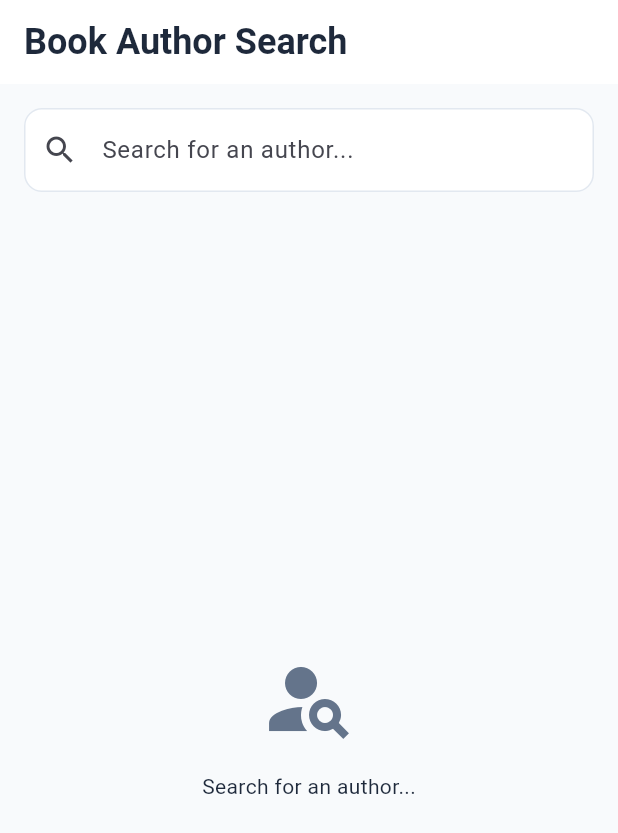
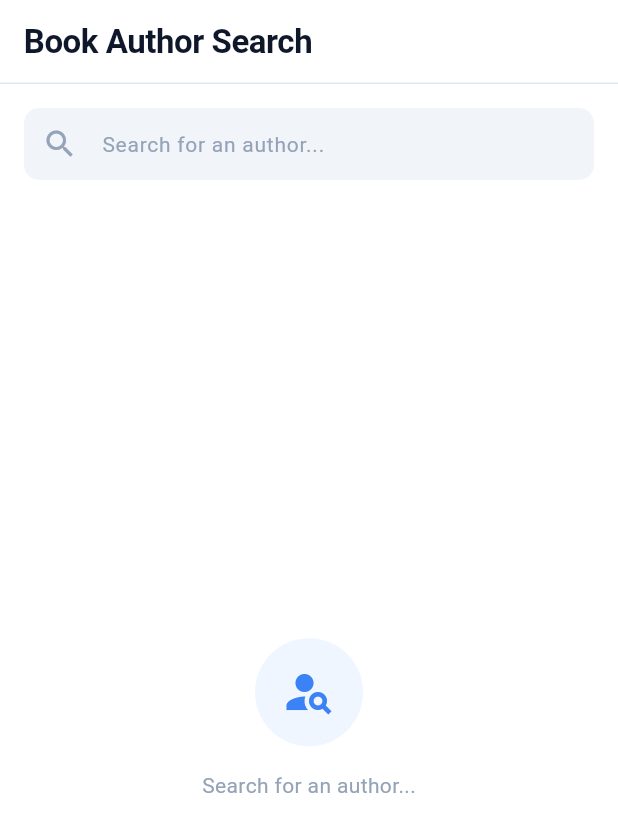
Before and after one commit to mrRambi/realview_code_exercise, a Flutter app: the screen it shows after launch, on a phone screen of 412 x 824 dp. Shown: the top 833 px of the screen. Run offline on Flutter 3.47's test engine with Material 3 defaults, Android fonts, the phone set to English and light mode, and no system bars; our stand-ins replace cached_network_image, dio, flutter_riverpod, fpdart, freezed_annotation, retrofit and 1 more; generated files the repository leaves out were written again.

Commit message:
feat: Update color palette and typography for improved UI consistency

```diff
--- a/lib/core/theme/app_colors.dart
+++ b/lib/core/theme/app_colors.dart
@@ -1,19 +1,28 @@
 import 'package:flutter/material.dart';
 
 /// Application color palette.
+/// Ratio: ~70% white/surface, ~20% neutral grey, ~10% blue accents.
 abstract final class AppColors {
   AppColors._();
 
-  static const Color primary = Color(0xFF2563EB);
-  static const Color primaryLight = Color(0xFFEFF6FF);
-  static const Color secondary = Color(0xFF3B82F6);
+  // --- Blue accent (10% of UI surface) ---
+  static const Color primary = Color(0xFF1D4ED8);       // deep blue – CTAs, focused borders
+  static const Color primaryLight = Color(0xFFEFF6FF);  // very light blue – avatar bg, chips
+  static const Color primaryMid = Color(0xFF3B82F6);    // medium blue – icons, links
 
-  static const Color backgroundLight = Color(0xFFF8FAFC);
-  static const Color surface = Color(0xFFFFFFFF);
+  // --- Neutral / white (90% of UI surface) ---
+  static const Color background = Color(0xFFFFFFFF);    // pure white – scaffold bg
+  static const Color surface = Color(0xFFFFFFFF);       // pure white – cards, modals
+  static const Color surfaceVariant = Color(0xFFF1F5F9); // very light grey – search bar fill
 
-  static const Color textDark = Color(0xFF1E293B);
-  static const Color textMuted = Color(0xFF64748B);
+  // --- Text ---
+  static const Color textDark = Color(0xFF0F172A);      // near-black – headlines
+  static const Color textBody = Color(0xFF334155);      // dark slate – body text
+  static const Color textMuted = Color(0xFF94A3B8);     // cool grey – meta, placeholders
 
-  static const Color divider = Color(0xFFE2E8F0);
-  static const Color error = Color(0xFFEF4444);
+  // --- Borders & dividers ---
+  static const Color divider = Color(0xFFE2E8F0);       // light grey – card borders, dividers
+
+  // --- Feedback ---
+  static const Color error = Color(0xFFDC2626);
 }
--- a/lib/core/theme/app_theme.dart
+++ b/lib/core/theme/app_theme.dart
@@ -10,30 +10,74 @@ abstract final class AppTheme {
     useMaterial3: true,
     colorScheme: ColorScheme.fromSeed(
       seedColor: AppColors.primary,
+      brightness: Brightness.light,
       surface: AppColors.surface,
     ),
-    scaffoldBackgroundColor: AppColors.backgroundLight,
-    appBarTheme: const AppBarTheme(
+    scaffoldBackgroundColor: AppColors.background,
+
+    // AppBar – pure white, hairline bottom border, no elevation shadow
+    appBarTheme: AppBarTheme(
       backgroundColor: AppColors.surface,
       foregroundColor: AppColors.textDark,
       elevation: 0,
+      scrolledUnderElevation: 0,
       centerTitle: false,
       titleTextStyle: AppTypography.headlineMedium,
+      surfaceTintColor: Colors.transparent,
+      shadowColor: Colors.transparent,
+      shape: Border(
+        bottom: BorderSide(color: AppColors.divider, width: 1),
+      ),
     ),
+
+    // Cards – white with subtle border, no shadow
+    cardTheme: CardThemeData(
+      color: AppColors.surface,
+      elevation: 0,
+      shape: RoundedRectangleBorder(
+        borderRadius: BorderRadius.all(Radius.circular(10)),
+        side: BorderSide(color: AppColors.divider),
+      ),
+      margin: EdgeInsets.zero,
+    ),
+
+    // Search / text field – light grey fill, no border in rest state
     inputDecorationTheme: InputDecorationTheme(
       filled: true,
-      fillColor: AppColors.surface,
+      fillColor: AppColors.surfaceVariant,
+      hintStyle: TextStyle(color: AppColors.textMuted, fontSize: 14),
+      prefixIconColor: AppColors.textMuted,
       border: OutlineInputBorder(
-        borderRadius: BorderRadius.circular(12),
-        borderSide: const BorderSide(color: AppColors.divider),
+        borderRadius: BorderRadius.all(Radius.circular(10)),
+        borderSide: BorderSide.none,
       ),
       enabledBorder: OutlineInputBorder(
-        borderRadius: BorderRadius.circular(12),
-        borderSide: const BorderSide(color: AppColors.divider),
+        borderRadius: BorderRadius.all(Radius.circular(10)),
+        borderSide: BorderSide.none,
       ),
       focusedBorder: OutlineInputBorder(
-        borderRadius: BorderRadius.circular(12),
-        borderSide: const BorderSide(color: AppColors.primary, width: 2),
+        borderRadius: BorderRadius.all(Radius.circular(10)),
+        borderSide: BorderSide(color: AppColors.primary, width: 1.5),
+      ),
+      contentPadding: EdgeInsets.symmetric(horizontal: 16, vertical: 12),
+    ),
+
+    // Divider
+    dividerTheme: const DividerThemeData(
+      color: AppColors.divider,
+      thickness: 1,
+      space: 1,
+    ),
+
+    // Filled button – solid blue
+    filledButtonTheme: FilledButtonThemeData(
+      style: FilledButton.styleFrom(
+        backgroundColor: AppColors.primary,
+        foregroundColor: Colors.white,
+        textStyle: const TextStyle(fontSize: 14, fontWeight: FontWeight.w600),
+        shape: RoundedRectangleBorder(
+          borderRadius: BorderRadius.all(Radius.circular(8)),
+        ),
       ),
     ),
   );
--- a/lib/core/theme/app_typography.dart
+++ b/lib/core/theme/app_typography.dart
@@ -6,26 +6,30 @@ abstract final class AppTypography {
   AppTypography._();
 
   static const TextStyle headlineMedium = TextStyle(
-    fontSize: 24,
-    fontWeight: FontWeight.bold,
+    fontSize: 22,
+    fontWeight: FontWeight.w700,
     color: AppColors.textDark,
+    letterSpacing: -0.3,
   );
 
   static const TextStyle titleMedium = TextStyle(
-    fontSize: 16,
+    fontSize: 15,
     fontWeight: FontWeight.w600,
     color: AppColors.textDark,
+    letterSpacing: -0.1,
   );
 
   static const TextStyle bodyMedium = TextStyle(
     fontSize: 14,
     fontWeight: FontWeight.normal,
-    color: AppColors.textDark,
+    color: AppColors.textBody,
+    height: 1.5,
   );
 
   static const TextStyle bodySmall = TextStyle(
     fontSize: 12,
     fontWeight: FontWeight.normal,
     color: AppColors.textMuted,
+    height: 1.4,
   );
 }
--- a/lib/features/author_search/presentation/pages/author_details_page.dart
+++ b/lib/features/author_search/presentation/pages/author_details_page.dart
@@ -159,8 +159,8 @@ class _MetaRow extends StatelessWidget {
       padding: const EdgeInsets.only(bottom: AppSizes.paddingS / 2),
       child: Row(
         children: [
-          Icon(icon, size: 14, color: AppColors.textMuted),
-          const SizedBox(width: 4),
+          Icon(icon, size: 14, color: AppColors.primaryMid),
+          const SizedBox(width: 6),
           Text(label, style: AppTypography.bodySmall),
         ],
       ),
@@ -179,7 +179,20 @@ class _Section extends StatelessWidget {
     return Column(
       crossAxisAlignment: CrossAxisAlignment.start,
       children: [
-        Text(title, style: AppTypography.titleMedium),
+        Row(
+          children: [
+            Container(
+              width: 3,
+              height: 16,
+              decoration: const BoxDecoration(
+                color: AppColors.primary,
+                borderRadius: BorderRadius.all(Radius.circular(2)),
+              ),
+            ),
+            const SizedBox(width: 8),
+            Text(title, style: AppTypography.titleMedium),
+          ],
+        ),
         const SizedBox(height: AppSizes.paddingS),
         child,
       ],
--- a/lib/features/author_search/presentation/pages/author_search_page.dart
+++ b/lib/features/author_search/presentation/pages/author_search_page.dart
@@ -98,9 +98,24 @@ class _DetailPlaceholder extends StatelessWidget {
       child: Column(
         mainAxisSize: MainAxisSize.min,
         children: [
-          Icon(Icons.person_outline, size: 64, color: AppColors.textMuted),
+          Container(
+            width: 72,
+            height: 72,
+            decoration: const BoxDecoration(
+              color: AppColors.primaryLight,
+              shape: BoxShape.circle,
+            ),
+            child: const Icon(
+              Icons.person_outline,
+              size: 36,
+              color: AppColors.primaryMid,
+            ),
+          ),
           const SizedBox(height: AppSizes.paddingM),
-          Text(AppStrings.selectAuthorHint, style: AppTypography.bodyMedium),
+          Text(
+            AppStrings.selectAuthorHint,
+            style: AppTypography.bodyMedium.copyWith(color: AppColors.textMuted),
+          ),
         ],
       ),
     );
--- a/lib/features/author_search/presentation/widgets/author_list.dart
+++ b/lib/features/author_search/presentation/widgets/author_list.dart
@@ -109,9 +109,24 @@ class _EmptyState extends StatelessWidget {
       child: Column(
         mainAxisSize: MainAxisSize.min,
         children: [
-          Icon(Icons.person_search, size: 64, color: AppColors.textMuted),
+          Container(
+            width: 72,
+            height: 72,
+            decoration: const BoxDecoration(
+              color: AppColors.primaryLight,
+              shape: BoxShape.circle,
+            ),
+            child: const Icon(
+              Icons.person_search,
+              size: 36,
+              color: AppColors.primaryMid,
+            ),
+          ),
           const SizedBox(height: AppSizes.paddingM),
-          Text(AppStrings.searchHint, style: AppTypography.bodyMedium),
+          Text(
+            AppStrings.searchHint,
+            style: AppTypography.bodyMedium.copyWith(color: AppColors.textMuted),
+          ),
         ],
       ),
     );
--- a/lib/features/author_search/presentation/widgets/author_list_tile.dart
+++ b/lib/features/author_search/presentation/widgets/author_list_tile.dart
@@ -27,7 +27,7 @@ class AuthorListTile extends StatelessWidget {
         leading: _AuthorAvatar(author: author),
         title: Text(author.name, style: AppTypography.titleMedium),
         subtitle: _AuthorSubtitle(author: author),
-        trailing: const Icon(Icons.chevron_right, color: AppColors.textMuted),
+        trailing: const Icon(Icons.chevron_right, size: 18, color: AppColors.primaryMid),
         onTap: onTap ??
             () => Navigator.of(context).push(
               MaterialPageRoute(
```
